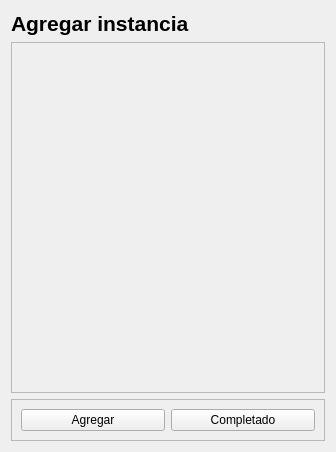
Before: the Qt Designer form agregar_instancia_ui.ui in AdrianPrietoLozano/proyecto_mineria, drawn with Qt 5.
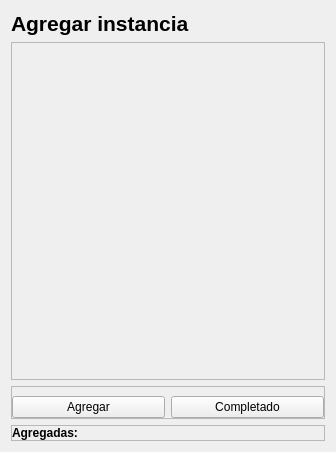
After: the same form once the commit is applied.

```diff
--- a/agregar_instancia_ui.ui
+++ b/agregar_instancia_ui.ui
@@ -39,7 +39,7 @@
         <x>0</x>
         <y>0</y>
         <width>316</width>
-        <height>352</height>
+        <height>339</height>
        </rect>
       </property>
       <property name="sizePolicy">
@@ -84,6 +84,15 @@
       <enum>QFrame::Raised</enum>
      </property>
      <layout class="QHBoxLayout" name="horizontalLayout">
+      <property name="leftMargin">
+       <number>0</number>
+      </property>
+      <property name="rightMargin">
+       <number>0</number>
+      </property>
+      <property name="bottomMargin">
+       <number>0</number>
+      </property>
       <item>
        <widget class="QPushButton" name="btnAgregar">
         <property name="text">
@@ -101,6 +110,71 @@
      </layout>
     </widget>
    </item>
+   <item>
+    <widget class="QFrame" name="frame_2">
+     <property name="frameShape">
+      <enum>QFrame::StyledPanel</enum>
+     </property>
+     <property name="frameShadow">
+      <enum>QFrame::Raised</enum>
+     </property>
+     <layout class="QHBoxLayout" name="horizontalLayout_2">
+      <property name="spacing">
+       <number>0</number>
+      </property>
+      <property name="leftMargin">
+       <number>0</number>
+      </property>
+      <property name="topMargin">
+       <number>0</number>
+      </property>
+      <property name="rightMargin">
+       <number>0</number>
+      </property>
+      <property name="bottomMargin">
+       <number>0</number>
+      </property>
+      <item>
+       <widget class="QLabel" name="label_2">
+        <property name="sizePolicy">
+         <sizepolicy hsizetype="Maximum" vsizetype="Preferred">
+          <horstretch>0</horstretch>
+          <verstretch>0</verstretch>
+         </sizepolicy>
+        </property>
+        <property name="font">
+         <font>
+          <pointsize>9</pointsize>
+          <weight>75</weight>
+          <bold>true</bold>
+         </font>
+        </property>
+        <property name="text">
+         <string>Agregadas:  </string>
+        </property>
+       </widget>
+      </item>
+      <item>
+       <widget class="QLabel" name="labelInstanciasAgregadas">
+        <property name="font">
+         <font>
+          <pointsize>9</pointsize>
+          <weight>75</weight>
+          <italic>false</italic>
+          <bold>true</bold>
+         </font>
+        </property>
+        <property name="styleSheet">
+         <string notr="true"/>
+        </property>
+        <property name="text">
+         <string/>
+        </property>
+       </widget>
+      </item>
+     </layout>
+    </widget>
+   </item>
   </layout>
  </widget>
  <resources/>
```
